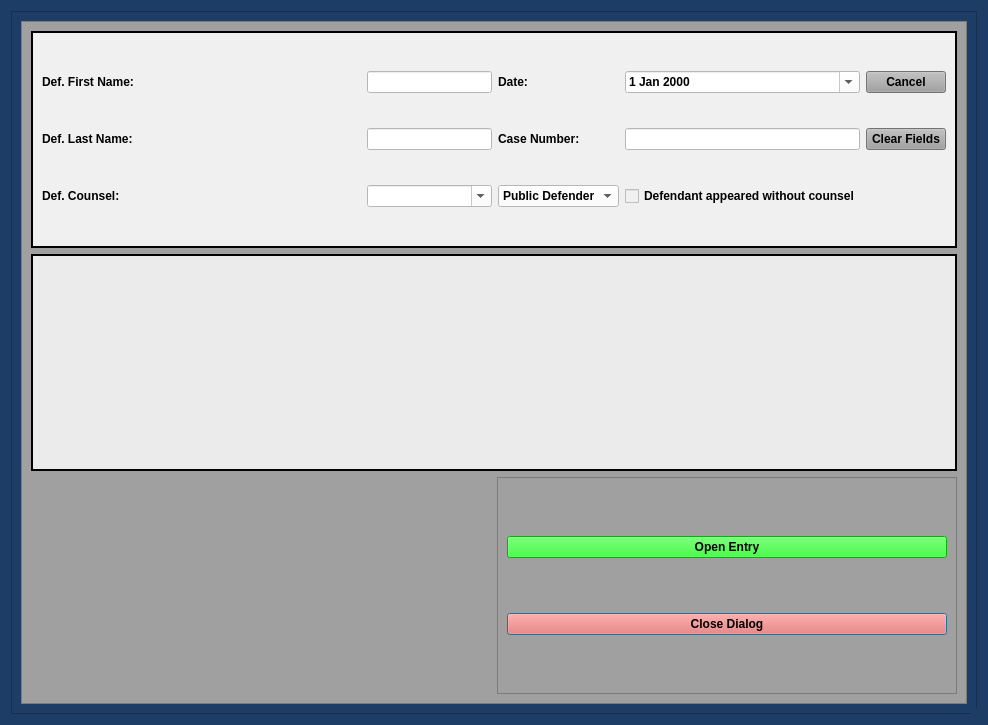
Old version of the form munientry/views/ui/CriminalSealingDialog.ui in the repository HunterProgram22/MuniEntry.
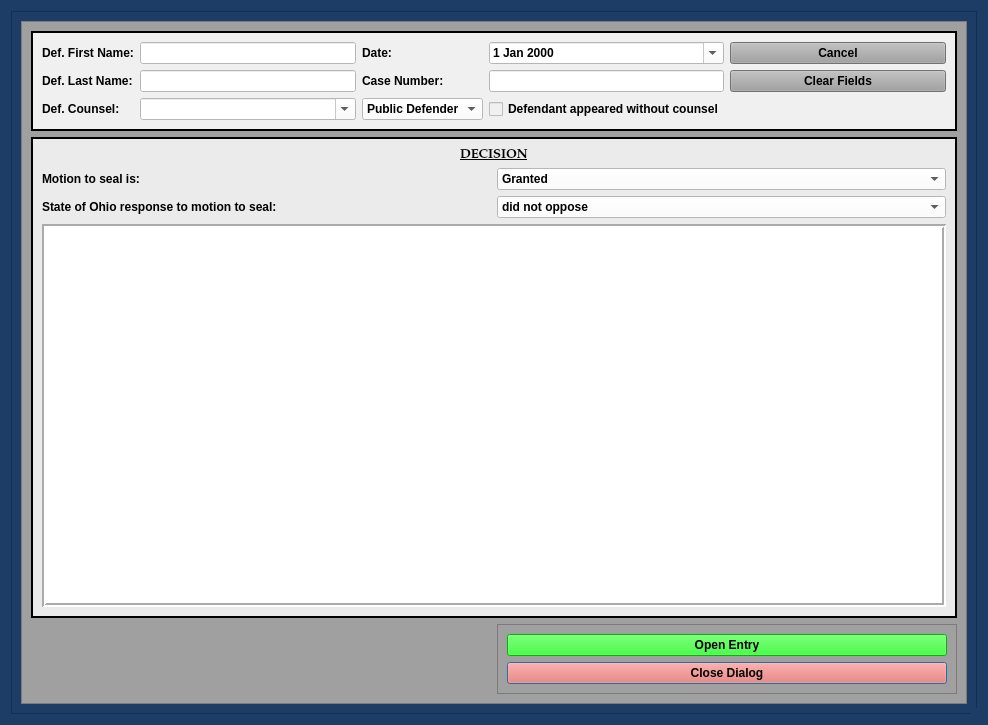
New version of the form. Custom widgets are drawn as their Qt base class.

Commit message: Updated sealing model and updater and template.

What changed in the file:
```diff
--- a/munientry/views/ui/CriminalSealingDialog.ui
+++ b/munientry/views/ui/CriminalSealingDialog.ui
@@ -205,7 +205,7 @@
             <property name="lineWidth">
              <number>2</number>
             </property>
-            <layout class="QGridLayout" name="gridLayout" columnstretch="1,0,0,0,0">
+            <layout class="QGridLayout" name="gridLayout" columnstretch="0,1,0,1,1">
              <item row="0" column="0">
               <widget class="QLabel" name="label">
                <property name="text">
@@ -404,7 +404,94 @@
             <property name="lineWidth">
              <number>2</number>
             </property>
-            <layout class="QGridLayout" name="gridLayout_6"/>
+            <layout class="QGridLayout" name="gridLayout_6" rowstretch="0,0,0,0">
+             <item row="0" column="0" colspan="2">
+              <widget class="QLabel" name="label_4">
+               <property name="font">
+                <font>
+                 <family>Palatino Linotype</family>
+                 <pointsize>10</pointsize>
+                 <weight>75</weight>
+                 <italic>false</italic>
+                 <bold>true</bold>
+                 <underline>true</underline>
+                </font>
+               </property>
+               <property name="text">
+                <string>DECISION</string>
+               </property>
+               <property name="alignment">
+                <set>Qt::AlignCenter</set>
+               </property>
+              </widget>
+             </item>
+             <item row="1" column="0">
+              <widget class="QLabel" name="label_5">
+               <property name="text">
+                <string>Motion to seal is:</string>
+               </property>
+              </widget>
+             </item>
+             <item row="1" column="1">
+              <widget class="NoScrollComboBox" name="seal_decision_box">
+               <property name="styleSheet">
+                <string notr="true">background-color: rgb(255, 255, 255);</string>
+               </property>
+               <item>
+                <property name="text">
+                 <string>Granted</string>
+                </property>
+               </item>
+               <item>
+                <property name="text">
+                 <string>Denied - with reason</string>
+                </property>
+               </item>
+               <item>
+                <property name="text">
+                 <string>Denied - inelligible</string>
+                </property>
+               </item>
+              </widget>
+             </item>
+             <item row="3" column="0" colspan="2">
+              <widget class="QPlainTextEdit" name="entry_content_textEdit">
+               <property name="styleSheet">
+                <string notr="true">background-color: rgb(255, 255, 255);</string>
+               </property>
+               <property name="frameShape">
+                <enum>QFrame::Box</enum>
+               </property>
+               <property name="lineWidth">
+                <number>2</number>
+               </property>
+              </widget>
+             </item>
+             <item row="2" column="0">
+              <widget class="QLabel" name="label_6">
+               <property name="text">
+                <string>State of Ohio response to motion to seal:</string>
+               </property>
+              </widget>
+             </item>
+             <item row="2" column="1">
+              <widget class="NoScrollComboBox" name="state_response_box">
+               <property name="styleSheet">
+                <string notr="true">background-color: rgb(255, 255, 255);</string>
+               </property>
+               <item>
+                <property name="text">
+                 <string>did not oppose</string>
+                </property>
+               </item>
+               <item>
+                <property name="text">
+                 <string>opposed</string>
+                </property>
+               </item>
+              </widget>
+             </item>
+            </layout>
            </widget>
           </item>
          </layout>
```
The commit also changes 5 other files.
